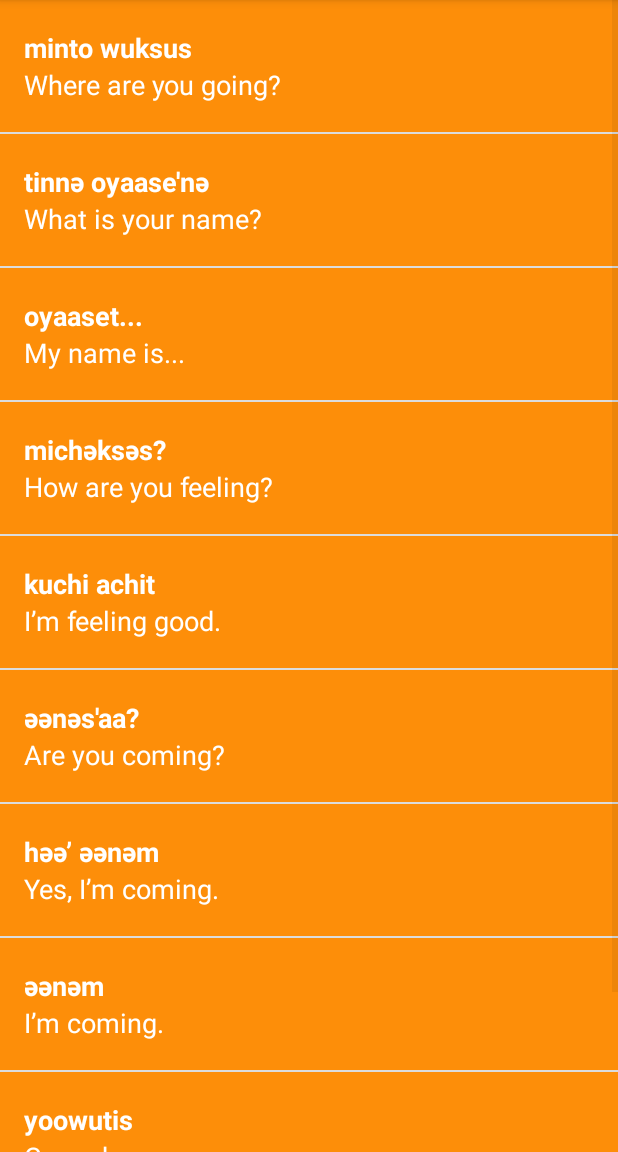
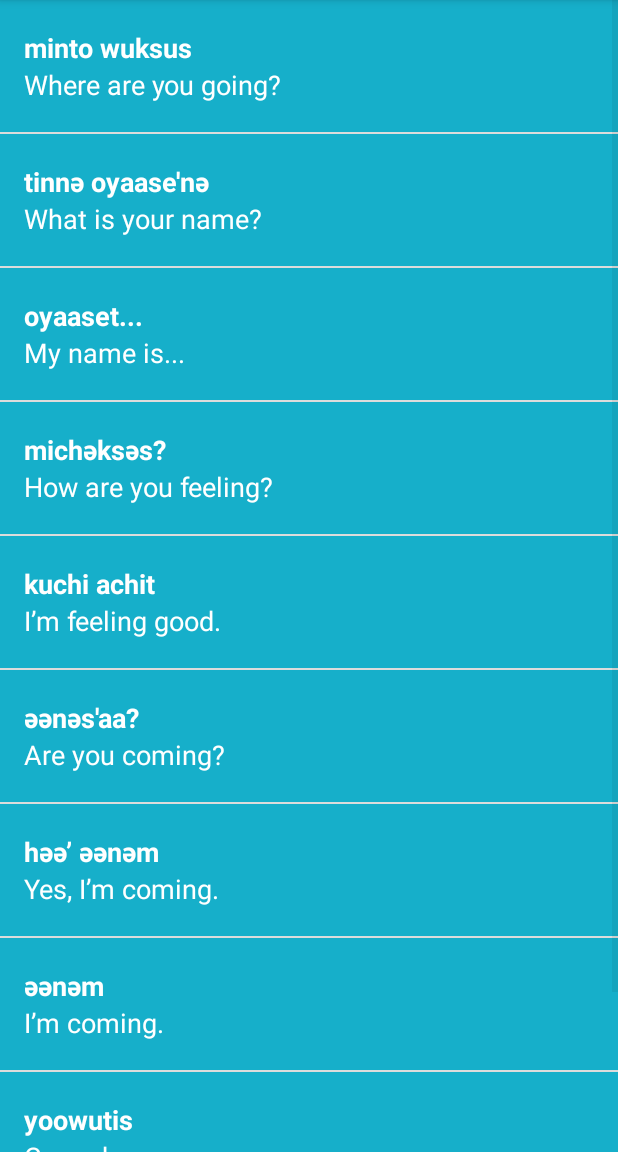
Before and after one commit to oaris/Miwok-App, an Android app: the PhrasesActivity screen opened directly, with no data from a screen before it, on a phone screen of 412 x 824 dp, the part 84-1236 px from its top. Run offline under Robolectric (Android 15) with nearby library versions, the phone set to English and light mode, and no system bars.

Commit message:
Different background colors for list items

```diff
--- a/app/src/main/java/com/example/android/miwok/ColorsActivity.java
+++ b/app/src/main/java/com/example/android/miwok/ColorsActivity.java
@@ -24,7 +24,7 @@
         words.add(new Word("dusty yellow", "chiwiiṭә", R.drawable.color_dusty_yellow));
 
         WordAdapter wordAdapter =
-                new WordAdapter(this, 0, words);
+                new WordAdapter(this, 0, words, R.color.category_colors);
 
         ListView listView = (ListView)findViewById(R.id.list);
         listView.setAdapter(wordAdapter);
--- a/app/src/main/java/com/example/android/miwok/FamilyActivity.java
+++ b/app/src/main/java/com/example/android/miwok/FamilyActivity.java
@@ -27,7 +27,7 @@
         words.add(new Word("grandfather", "paapa", R.drawable.family_grandfather));
 
         WordAdapter wordAdapter =
-                new WordAdapter(this, 0, words);
+                new WordAdapter(this, 0, words, R.color.category_family);
 
         ListView listView = (ListView)findViewById(R.id.list);
         listView.setAdapter(wordAdapter);
--- a/app/src/main/java/com/example/android/miwok/NumbersActivity.java
+++ b/app/src/main/java/com/example/android/miwok/NumbersActivity.java
@@ -27,7 +27,7 @@
         words.add(new Word("ten", "na'aacha", R.drawable.number_ten));
 
         WordAdapter wordAdapter =
-                new WordAdapter(this, 0, words);
+                new WordAdapter(this, 0, words, R.color.category_numbers);
 
         ListView listView = (ListView)findViewById(R.id.list);
         listView.setAdapter(wordAdapter);
--- a/app/src/main/java/com/example/android/miwok/PhrasesActivity.java
+++ b/app/src/main/java/com/example/android/miwok/PhrasesActivity.java
@@ -27,7 +27,7 @@
         words.add(new Word("Come here.", "әnni'nem"));
 
         WordAdapter wordAdapter =
-                new WordAdapter(this, 0, words);
+                new WordAdapter(this, 0, words, R.color.category_phrases);
 
         ListView listView = (ListView)findViewById(R.id.list);
         listView.setAdapter(wordAdapter);
--- a/app/src/main/java/com/example/android/miwok/WordAdapter.java
+++ b/app/src/main/java/com/example/android/miwok/WordAdapter.java
@@ -4,6 +4,7 @@
 import android.content.Context;
 import android.support.annotation.NonNull;
 import android.support.annotation.Nullable;
+import android.support.v4.content.ContextCompat;
 import android.view.LayoutInflater;
 import android.view.View;
 import android.view.ViewGroup;
@@ -19,8 +20,11 @@
 
 public class    WordAdapter extends ArrayAdapter<Word> {
 
-    public WordAdapter(@NonNull Context context, int resource, @NonNull List<Word> objects) {
+    private int mColorResourceId;
+
+    public WordAdapter(@NonNull Context context, int resource, @NonNull List<Word> objects, int colorResourceId) {
         super(context, 0, objects);
+        this.mColorResourceId = colorResourceId;
     }
 
     @NonNull
@@ -45,16 +49,26 @@
         // set this text on the default TextView
         defaultWordTextView.setText(currentWordInList.getDefaultTranslation());
 
-        // set this image on the default TextView
+        // Check if an image is provided for this word or not
         if (currentWordInList.hasImage()) {
+            //If an image is available, display the provided image based upon the resource ID
             imageView.setImageResource(currentWordInList.getImageResourceId());
+            //Make sure the image is visible
             imageView.setVisibility(View.VISIBLE);
         }
         else {
+            //Otherwise hide the ImageView (set visibility to gone)
             imageView.setVisibility(View.GONE);
         }
 
+        //Set the theme color for the list item
+        View textContainer = listItemView.findViewById(R.id.text_container);
 
+        //Find the color that the resource ID maps to
+        int color = ContextCompat.getColor(getContext(), mColorResourceId);
+
+        //Set the background color of the text container View
+        textContainer.setBackgroundColor(color);
 
 
         return listItemView;
--- a/app/src/main/res/layout/list_item.xml
+++ b/app/src/main/res/layout/list_item.xml
@@ -14,11 +14,11 @@
         android:layout_height="@dimen/list_item_height"/>
 
     <LinearLayout
+        android:id="@+id/text_container"
         android:orientation="vertical"
         android:layout_width="match_parent"
         android:layout_height="match_parent"
-        android:paddingLeft="16dp"
-        android:background="@color/category_numbers">
+        android:paddingLeft="16dp">
 
         <TextView
             android:id="@+id/miwok_text_view"
```
